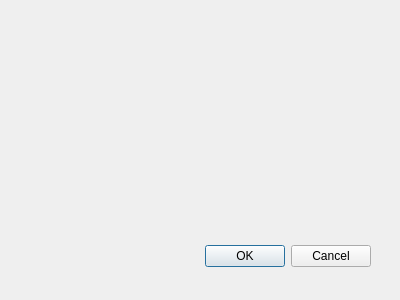
This is ContragentDialog.ui in EvheniCH-Ufa/SimpleContractRegister as Qt 5 draws it before an edit. The edited form follows.
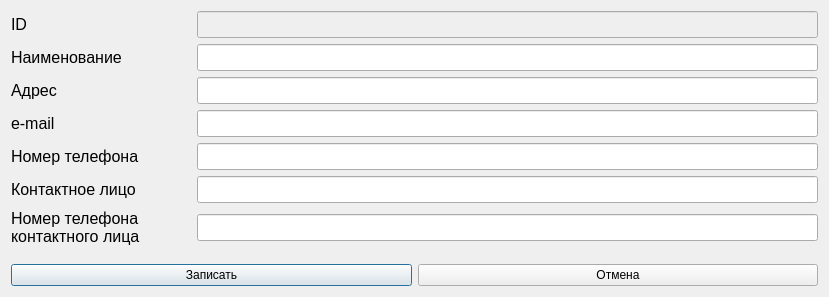
This is the edited form.

The edit to the form file:
```diff
--- a/ContragentDialog.ui
+++ b/ContragentDialog.ui
@@ -8,29 +8,281 @@
    <rect>
     <x>0</x>
     <y>0</y>
-    <width>400</width>
-    <height>300</height>
+    <width>829</width>
+    <height>297</height>
    </rect>
   </property>
+  <property name="maximumSize">
+   <size>
+    <width>16777215</width>
+    <height>297</height>
+   </size>
+  </property>
   <property name="windowTitle">
    <string>Dialog</string>
   </property>
-  <widget class="QDialogButtonBox" name="buttonBox">
-   <property name="geometry">
-    <rect>
-     <x>30</x>
-     <y>240</y>
-     <width>341</width>
-     <height>32</height>
-    </rect>
-   </property>
-   <property name="orientation">
-    <enum>Qt::Horizontal</enum>
-   </property>
-   <property name="standardButtons">
-    <set>QDialogButtonBox::Cancel|QDialogButtonBox::Ok</set>
-   </property>
-  </widget>
+  <layout class="QVBoxLayout" name="verticalLayout_3">
+   <item>
+    <layout class="QVBoxLayout" name="verticalLayout_2">
+     <item>
+      <layout class="QVBoxLayout" name="verticalLayout">
+       <item>
+        <layout class="QHBoxLayout" name="horizontalLayout">
+         <item>
+          <widget class="QLabel" name="label">
+           <property name="minimumSize">
+            <size>
+             <width>180</width>
+             <height>0</height>
+            </size>
+           </property>
+           <property name="font">
+            <font>
+             <pointsize>12</pointsize>
+            </font>
+           </property>
+           <property name="text">
+            <string>ID</string>
+           </property>
+          </widget>
+         </item>
+         <item>
+          <widget class="QLineEdit" name="id_Edit">
+           <property name="enabled">
+            <bool>false</bool>
+           </property>
+           <property name="font">
+            <font>
+             <pointsize>12</pointsize>
+            </font>
+           </property>
+          </widget>
+         </item>
+        </layout>
+       </item>
+       <item>
+        <layout class="QHBoxLayout" name="horizontalLayout_8">
+         <item>
+          <widget class="QLabel" name="label_2">
+           <property name="minimumSize">
+            <size>
+             <width>180</width>
+             <height>0</height>
+            </size>
+           </property>
+           <property name="font">
+            <font>
+             <pointsize>12</pointsize>
+            </font>
+           </property>
+           <property name="text">
+            <string>Наименование</string>
+           </property>
+          </widget>
+         </item>
+         <item>
+          <widget class="QLineEdit" name="name_Edit">
+           <property name="font">
+            <font>
+             <pointsize>12</pointsize>
+            </font>
+           </property>
+          </widget>
+         </item>
+        </layout>
+       </item>
+       <item>
+        <layout class="QHBoxLayout" name="horizontalLayout_2">
+         <item>
+          <widget class="QLabel" name="label_3">
+           <property name="minimumSize">
+            <size>
+             <width>180</width>
+             <height>0</height>
+            </size>
+           </property>
+           <property name="font">
+            <font>
+             <pointsize>12</pointsize>
+            </font>
+           </property>
+           <property name="text">
+            <string>Адрес</string>
+           </property>
+          </widget>
+         </item>
+         <item>
+          <widget class="QLineEdit" name="address_Edit">
+           <property name="font">
+            <font>
+             <pointsize>12</pointsize>
+            </font>
+           </property>
+          </widget>
+         </item>
+        </layout>
+       </item>
+       <item>
+        <layout class="QHBoxLayout" name="horizontalLayout_3">
+         <item>
+          <widget class="QLabel" name="label_4">
+           <property name="minimumSize">
+            <size>
+             <width>180</width>
+             <height>0</height>
+            </size>
+           </property>
+           <property name="font">
+            <font>
+             <pointsize>12</pointsize>
+            </font>
+           </property>
+           <property name="text">
+            <string>e-mail</string>
+           </property>
+          </widget>
+         </item>
+         <item>
+          <widget class="QLineEdit" name="email_Edit">
+           <property name="font">
+            <font>
+             <pointsize>12</pointsize>
+            </font>
+           </property>
+          </widget>
+         </item>
+        </layout>
+       </item>
+       <item>
+        <layout class="QHBoxLayout" name="horizontalLayout_4">
+         <item>
+          <widget class="QLabel" name="label_5">
+           <property name="minimumSize">
+            <size>
+             <width>180</width>
+             <height>0</height>
+            </size>
+           </property>
+           <property name="font">
+            <font>
+             <pointsize>12</pointsize>
+            </font>
+           </property>
+           <property name="text">
+            <string>Номер телефона</string>
+           </property>
+          </widget>
+         </item>
+         <item>
+          <widget class="QLineEdit" name="phone_Edit">
+           <property name="font">
+            <font>
+             <pointsize>12</pointsize>
+            </font>
+           </property>
+          </widget>
+         </item>
+        </layout>
+       </item>
+       <item>
+        <layout class="QHBoxLayout" name="horizontalLayout_5">
+         <item>
+          <widget class="QLabel" name="label_6">
+           <property name="minimumSize">
+            <size>
+             <width>180</width>
+             <height>0</height>
+            </size>
+           </property>
+           <property name="font">
+            <font>
+             <pointsize>12</pointsize>
+            </font>
+           </property>
+           <property name="text">
+            <string>Контактное лицо</string>
+           </property>
+          </widget>
+         </item>
+         <item>
+          <widget class="QLineEdit" name="contactPerson_Edit">
+           <property name="font">
+            <font>
+             <pointsize>12</pointsize>
+            </font>
+           </property>
+          </widget>
+         </item>
+        </layout>
+       </item>
+       <item>
+        <layout class="QHBoxLayout" name="horizontalLayout_6">
+         <item>
+          <widget class="QLabel" name="label_7">
+           <property name="minimumSize">
+            <size>
+             <width>180</width>
+             <height>0</height>
+            </size>
+           </property>
+           <property name="font">
+            <font>
+             <pointsize>12</pointsize>
+            </font>
+           </property>
+           <property name="text">
+            <string>Номер телефона
+контактного лица</string>
+           </property>
+          </widget>
+         </item>
+         <item>
+          <widget class="QLineEdit" name="contactPersonPhone_Edit">
+           <property name="font">
+            <font>
+             <pointsize>12</pointsize>
+            </font>
+           </property>
+          </widget>
+         </item>
+        </layout>
+       </item>
+      </layout>
+     </item>
+     <item>
+      <spacer name="verticalSpacer">
+       <property name="orientation">
+        <enum>Qt::Vertical</enum>
+       </property>
+       <property name="sizeHint" stdset="0">
+        <size>
+         <width>20</width>
+         <height>40</height>
+        </size>
+       </property>
+      </spacer>
+     </item>
+     <item>
+      <layout class="QHBoxLayout" name="horizontalLayout_7">
+       <item>
+        <widget class="QPushButton" name="ok_Bttn">
+         <property name="text">
+          <string>Записать</string>
+         </property>
+        </widget>
+       </item>
+       <item>
+        <widget class="QPushButton" name="cancel_Bttn">
+         <property name="text">
+          <string>Отмена</string>
+         </property>
+        </widget>
+       </item>
+      </layout>
+     </item>
+    </layout>
+   </item>
+  </layout>
  </widget>
  <pixmapfunction/>
  <resources/>
```
Left out of the diff: 40 changed lines with no effect on the pictures.
